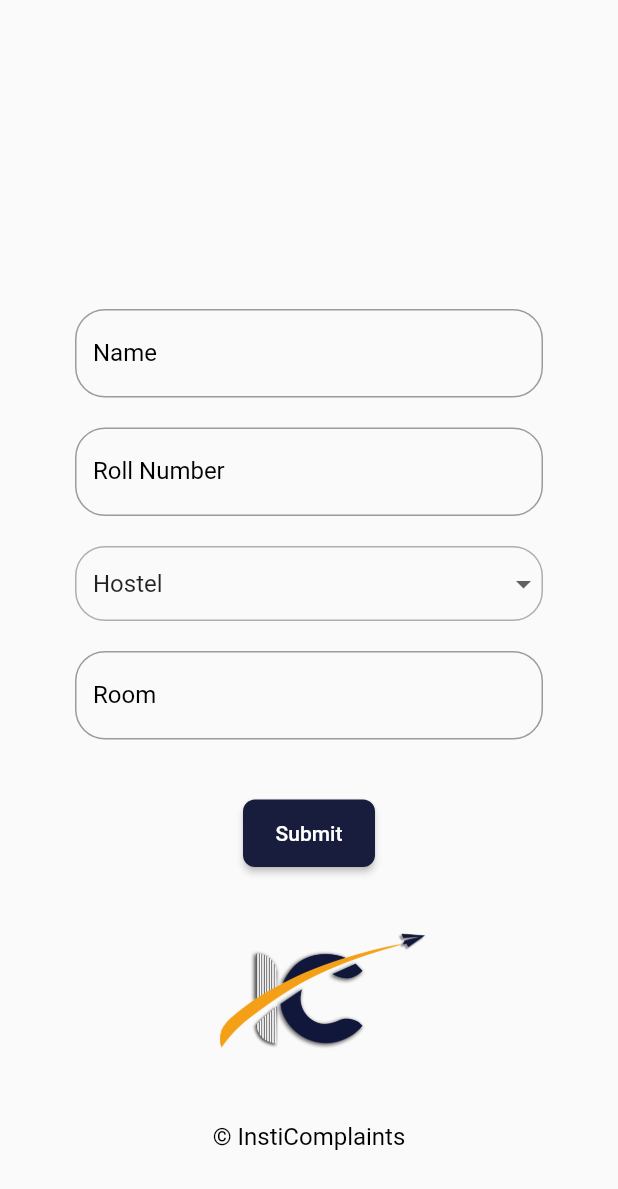
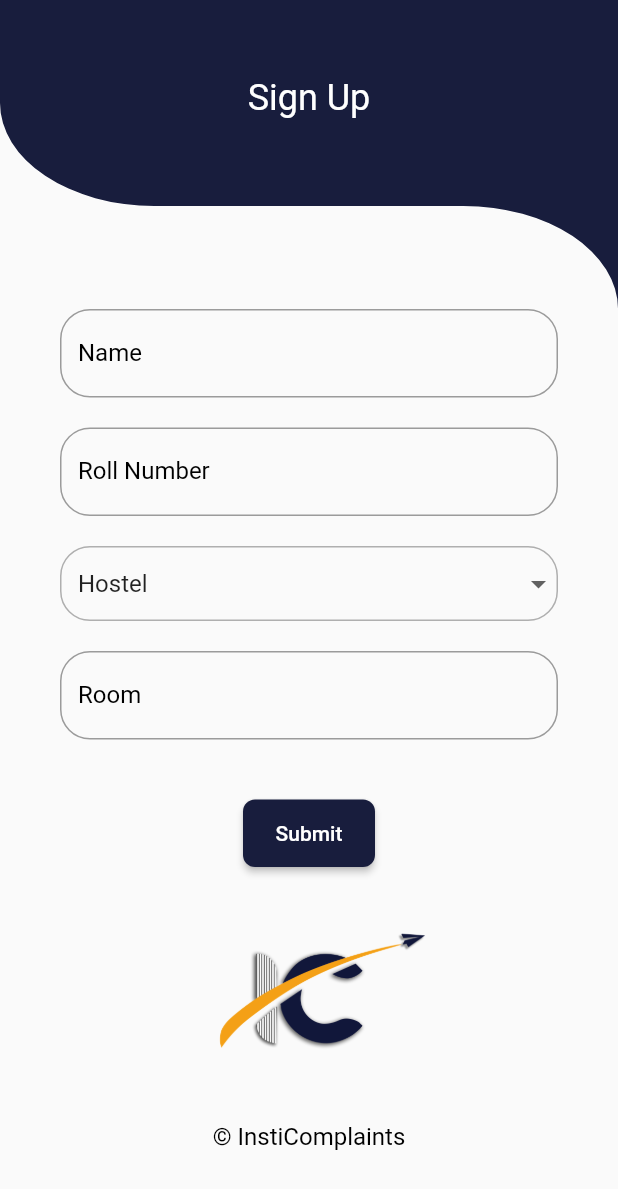
Before and after one commit to shubhanshu02/InstiComplaints-App, a Flutter app: the RegisterPage screen opened directly, on a phone screen of 412 x 824 dp. Shown: the top 1189 px of the screen. Run offline on Flutter 3.47's test engine with Material 2 defaults, Android fonts, the phone set to English and light mode, and no system bars; our stand-ins replace curved_navigation_bar, image_cropper, image_picker.

Commit message:
Corrected the scrollability in registration page

```diff
--- a/lib/register.dart
+++ b/lib/register.dart
@@ -2,27 +2,22 @@ import 'package:InstiComplaints/modals.dart';
 import 'package:flutter/material.dart';
 import 'dart:math';
 
-class BackgroundMaker extends StatelessWidget {
+class RegisterPage extends StatelessWidget {
   @override
   Widget build(BuildContext context) {
-    return Container(
+    return Scaffold(
+        body: Container(
+            child: ListView(children: [
+      Container(
         width: MediaQuery.of(context).size.width,
-        height: MediaQuery.of(context).size.height,
-        child: Stack(
-          fit: StackFit.expand,
-          children: <Widget>[
-            Container(
-              constraints: BoxConstraints.expand(),
-              color: Colors.white,
-              child: RegisterPage(),
-            ),
-            ClipPath(
+        height: MediaQuery.of(context).size.height / 4,
+        child: ClipPath(
             clipper: CurveClipper(),
             child: Container(
               constraints: BoxConstraints.expand(),
               color: Color(0xFF181D3D),
               child: Column(children: [
-                    SizedBox(height: MediaQuery.of(context).size.height / 8),
+                SizedBox(height: MediaQuery.of(context).size.height / 16),
                 Text(
                   'Sign Up',
                   style: Theme.of(context)
@@ -32,45 +27,7 @@ class BackgroundMaker extends StatelessWidget {
                 )
               ]),
             )),
-          ],
-        ));
-  }
-}
-
-class CurveClipper extends CustomClipper<Path> {
-  @override
-  Path getClip(Size size) {
-    Path path = Path()
-      // set the "current point"
-      ..lineTo(0, size.width / 4)
-      ..addArc(
-          Rect.fromLTWH(0, size.width / 512, size.width / 2, size.width / 2),
-          pi,
-          -pi / 2)
-      ..lineTo(4 * size.width / 4, size.width / 2)
-      ..addArc(
-          Rect.fromLTWH(2 * size.width / 4, size.width / 2, size.width / 2,
-              size.width / 2),
-          3.14 + 1.57,
-          1.57)
-      ..lineTo(size.width, 0)
-      ..lineTo(0, 0)
-      ..lineTo(0, size.width / 4);
-    return path;
-  }
-
-  @override
-  bool shouldReclip(oldCliper) => false;
-}
-
-class RegisterPage extends StatelessWidget {
-  @override
-  Widget build(BuildContext context) {
-    return Scaffold(
-        body: Container(
-            padding: EdgeInsets.symmetric(horizontal: 50),
-            child: ListView(children: [
-              SizedBox(height: MediaQuery.of(context).size.height / 4),
+      ),
       RegisterForm()
     ])));
   }
@@ -120,7 +77,9 @@ class _RegisterFormState extends State<RegisterForm> {
 
   @override
   Widget build(BuildContext context) {
-    return Form(
+    return Padding(
+      padding: const EdgeInsets.symmetric(horizontal: 40),
+      child: Form(
         key: _formKey,
         child: Column(
           children: [
@@ -297,10 +256,36 @@ class _RegisterFormState extends State<RegisterForm> {
                 ),
                 Text('© InstiComplaints',
                     style: TextStyle(fontSize: 16, color: Colors.black)),
+                SizedBox(
+                  height: 20,
+                )
               ],
             )
           ],
         ),
+      ),
     );
   }
 }
+
+class CurveClipper extends CustomClipper<Path> {
+  @override
+  Path getClip(Size size) {
+    Path path = Path()
+      // set the "current point"
+      ..addArc(Rect.fromLTWH(0, 0, size.width / 2, size.width / 3), pi, -1.57)
+      ..lineTo(9 * size.width / 10, size.width / 3)
+      ..addArc(
+          Rect.fromLTWH(
+              size.width / 2, size.width / 3, size.width / 2, size.width / 3),
+          pi + 1.57,
+          1.57)
+      ..lineTo(size.width, 0)
+      ..lineTo(0, 0)
+      ..lineTo(0, size.width / 6);
+    return path;
+  }
+
+  @override
+  bool shouldReclip(oldCliper) => false;
+}
```
Lines whose indentation alone changed are shown as unchanged.
